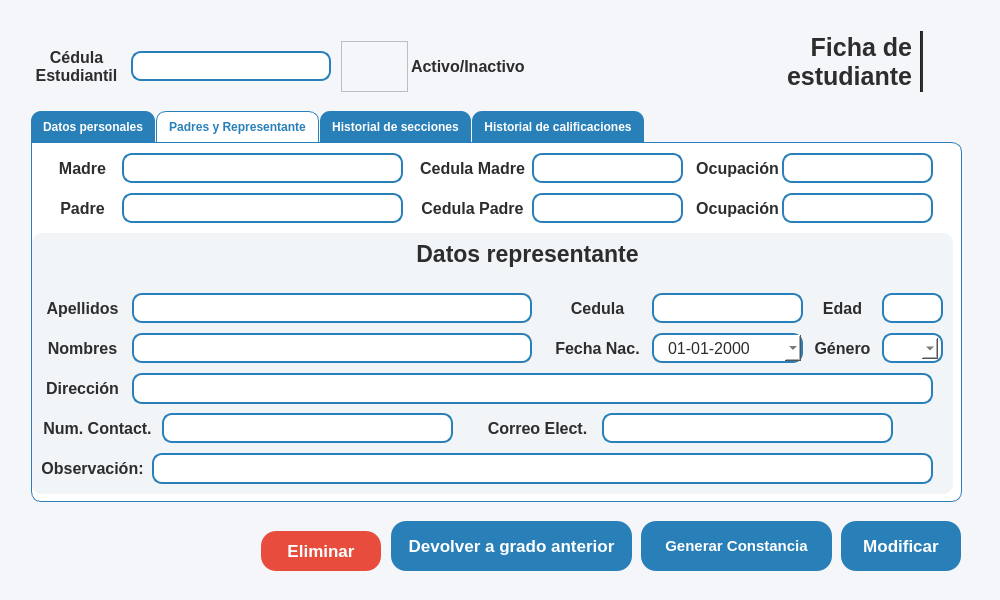
Proyecto-Uptjaa/Proyecto_SIRA, file resources/ui/ficha_estu.ui: the form before one commit.
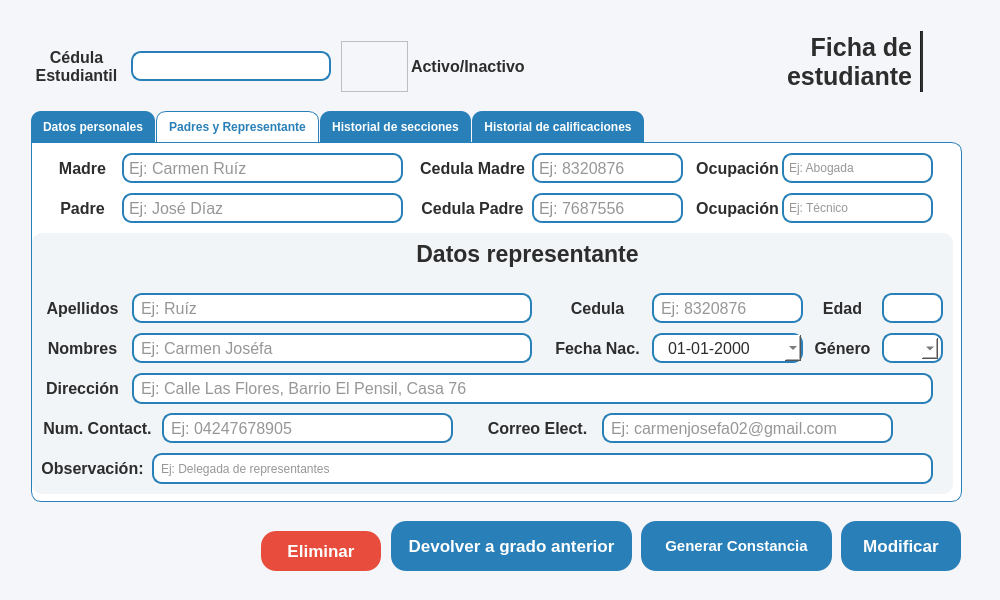
The form after the commit. The open tabs and pages were chosen to show the change. Icons and pictures are not drawn.

```diff
--- a/resources/ui/ficha_estu.ui
+++ b/resources/ui/ficha_estu.ui
@@ -2761,7 +2761,7 @@
          <set>Qt::AlignmentFlag::AlignLeading|Qt::AlignmentFlag::AlignLeft|Qt::AlignmentFlag::AlignVCenter</set>
         </property>
         <property name="placeholderText">
-         <string/>
+         <string>Ej: Carmen Ruíz</string>
         </property>
        </widget>
        <widget class="QLabel" name="lblStudent_apellido_repre_2">
@@ -2842,7 +2842,7 @@
          <set>Qt::AlignmentFlag::AlignLeading|Qt::AlignmentFlag::AlignLeft|Qt::AlignmentFlag::AlignVCenter</set>
         </property>
         <property name="placeholderText">
-         <string/>
+         <string>Ej: José Díaz</string>
         </property>
        </widget>
        <widget class="QLabel" name="lblStudent_nombres_3">
@@ -2961,7 +2961,7 @@
          <set>Qt::AlignmentFlag::AlignLeading|Qt::AlignmentFlag::AlignLeft|Qt::AlignmentFlag::AlignVCenter</set>
         </property>
         <property name="placeholderText">
-         <string/>
+         <string>Ej: 8320876</string>
         </property>
        </widget>
        <widget class="QLineEdit" name="lneCedula_padre_ficha_estu">
@@ -3004,7 +3004,7 @@
          <set>Qt::AlignmentFlag::AlignLeading|Qt::AlignmentFlag::AlignLeft|Qt::AlignmentFlag::AlignVCenter</set>
         </property>
         <property name="placeholderText">
-         <string/>
+         <string>Ej: 7687556</string>
         </property>
        </widget>
        <widget class="QLabel" name="lblStudent_fechaNac_repre_3">
@@ -3146,7 +3146,7 @@
           <set>Qt::AlignmentFlag::AlignLeading|Qt::AlignmentFlag::AlignLeft|Qt::AlignmentFlag::AlignVCenter</set>
          </property>
          <property name="placeholderText">
-          <string/>
+          <string>Ej: Ruíz</string>
          </property>
         </widget>
         <widget class="QLabel" name="lblStudent_apellido_repre">
@@ -3227,7 +3227,7 @@
           <set>Qt::AlignmentFlag::AlignLeading|Qt::AlignmentFlag::AlignLeft|Qt::AlignmentFlag::AlignVCenter</set>
          </property>
          <property name="placeholderText">
-          <string/>
+          <string>Ej: Carmen Joséfa</string>
          </property>
         </widget>
         <widget class="QLabel" name="lblStudent_dir_repre">
@@ -3308,7 +3308,7 @@
           <set>Qt::AlignmentFlag::AlignLeading|Qt::AlignmentFlag::AlignLeft|Qt::AlignmentFlag::AlignVCenter</set>
          </property>
          <property name="placeholderText">
-          <string/>
+          <string>Ej: Calle Las Flores, Barrio El Pensil, Casa 76</string>
          </property>
         </widget>
         <widget class="QLineEdit" name="lneEdad_repre_ficha_estu">
@@ -3432,7 +3432,7 @@
           <set>Qt::AlignmentFlag::AlignLeading|Qt::AlignmentFlag::AlignLeft|Qt::AlignmentFlag::AlignVCenter</set>
          </property>
          <property name="placeholderText">
-          <string/>
+          <string>Ej: 04247678905</string>
          </property>
         </widget>
         <widget class="QLabel" name="lblStudent_fechaNac_repre">
@@ -3551,7 +3551,7 @@
           <set>Qt::AlignmentFlag::AlignLeading|Qt::AlignmentFlag::AlignLeft|Qt::AlignmentFlag::AlignVCenter</set>
          </property>
          <property name="placeholderText">
-          <string/>
+          <string>Ej: 8320876</string>
          </property>
         </widget>
         <widget class="QLineEdit" name="lneCorreo_repre_ficha_estu">
@@ -3594,7 +3594,7 @@
           <set>Qt::AlignmentFlag::AlignLeading|Qt::AlignmentFlag::AlignLeft|Qt::AlignmentFlag::AlignVCenter</set>
          </property>
          <property name="placeholderText">
-          <string/>
+          <string>Ej: carmenjosefa02@gmail.com</string>
          </property>
         </widget>
         <widget class="QLabel" name="label_38">
@@ -4092,7 +4092,7 @@
           <set>Qt::AlignmentFlag::AlignLeading|Qt::AlignmentFlag::AlignLeft|Qt::AlignmentFlag::AlignVCenter</set>
          </property>
          <property name="placeholderText">
-          <string/>
+          <string>Ej: Delegada de representantes</string>
          </property>
         </widget>
        </widget>
@@ -4138,7 +4138,7 @@
          <set>Qt::AlignmentFlag::AlignLeading|Qt::AlignmentFlag::AlignLeft|Qt::AlignmentFlag::AlignVCenter</set>
         </property>
         <property name="placeholderText">
-         <string/>
+         <string>Ej: Abogada</string>
         </property>
        </widget>
        <widget class="QLineEdit" name="lneOcup_padre_ficha_estu">
@@ -4183,7 +4183,7 @@
          <set>Qt::AlignmentFlag::AlignLeading|Qt::AlignmentFlag::AlignLeft|Qt::AlignmentFlag::AlignVCenter</set>
         </property>
         <property name="placeholderText">
-         <string/>
+         <string>Ej: Técnico</string>
         </property>
        </widget>
        <widget class="QLabel" name="lblStudent_fechaNac_repre_6">
```
Left out of the diff: 14 changed lines with no effect on the pictures.
